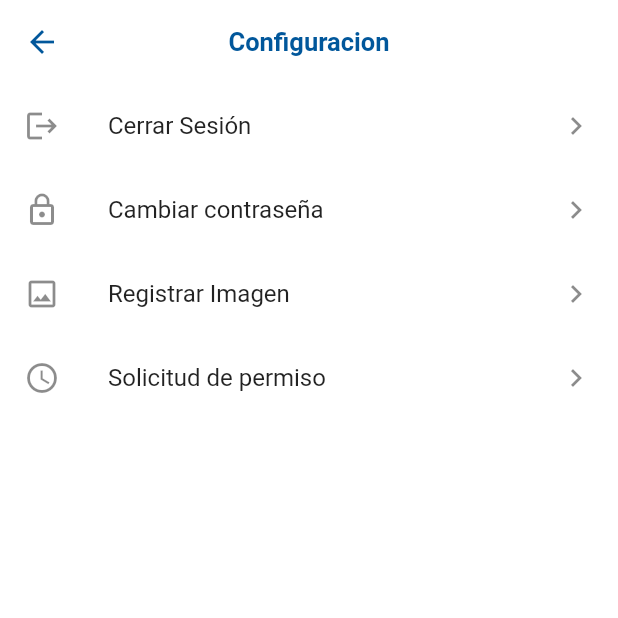
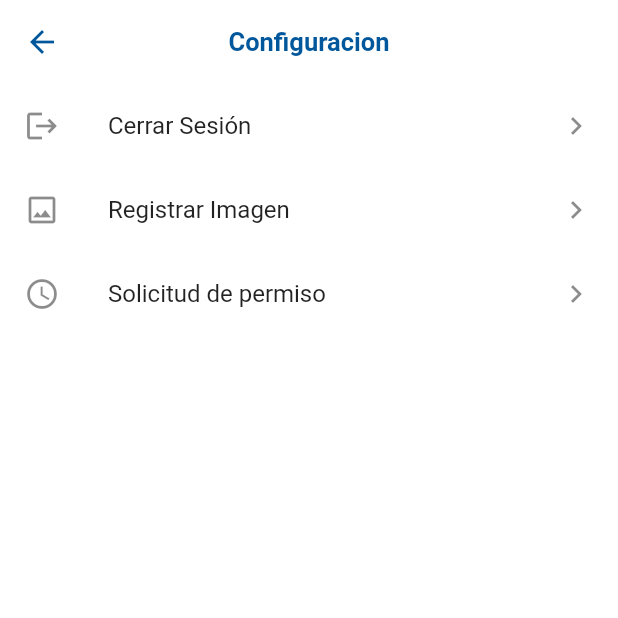
Before and after one commit to daniel12905461/asistenica_app, a Flutter app: the ConfiguracionScreen screen opened directly, on a phone screen of 412 x 824 dp, the top half of it. Run offline on Flutter 3.47's test engine with Material 2 defaults, Android fonts, the phone set to English and light mode, and no system bars; our stand-ins replace flutter_secure_storage, geolocator, image_picker, shared_preferences, socket_io_client; missing offline and left inert: flutter_secure_storage_web, image_picker_for_web, shared_preferences_web; accounts and stored records are empty.

Commit message:
cambios de daniel 2-9-2024

```diff
--- a/lib/models/dia.dart
+++ b/lib/models/dia.dart
@@ -10,10 +10,11 @@ class Dia {
         this.horaFinReseso,
         this.horaFin,
         this.idFuncionarios,
-        this.idMes
+        this.idMes,
+        this.aprobado
     });
 
-    String? id;
+    dynamic id;
     String? nombre;
     int? numero;
     dynamic estado;
@@ -24,6 +25,7 @@ class Dia {
     dynamic horaFin;
     dynamic idFuncionarios;
     dynamic idMes;
+    dynamic aprobado;
 
     factory Dia.fromMap(Map<String, dynamic> json) => Dia(
         id: json["id"],
@@ -36,7 +38,8 @@ class Dia {
         horaFinReseso: json["hora_fin_reseso"],
         horaFin: json["hora_fin"],
         idFuncionarios: json["id_funcionarios"],
-        idMes: json["id_mes"]
+        idMes: json["id_mes"],
+        aprobado: json["aprobado"]
     );
 
     Map<String, dynamic> toMap() => {
@@ -50,7 +53,8 @@ class Dia {
         "hora_fin_reseso": horaFinReseso,
         "hora_fin": horaFin,
         "id_funcionarios": idFuncionarios,
-        "id_mes": idMes
+        "id_mes": idMes,
+        "aprobado": aprobado
     };
 
 }
--- a/lib/screens/configuracion_screen.dart
+++ b/lib/screens/configuracion_screen.dart
@@ -73,16 +73,16 @@ class ConfiguracionScreen extends StatelessWidget {
                   );
                 },
               ),
-              ListTile(
-                title: Text('Cambiar contraseña'),
-                // subtitle: Text('cambiar la contraseña de su cuenta'),
-                leading: Icon(Icons.lock_outline),
-                trailing: Icon(Icons.keyboard_arrow_right_outlined),
-                onTap: (){
-                  // print('sdfsdf');
-                  Navigator.pushNamed(context, 'change');
-                },
-              ),
+              // ListTile(
+              //   title: Text('Cambiar contraseña'),
+              //   // subtitle: Text('cambiar la contraseña de su cuenta'),
+              //   leading: Icon(Icons.lock_outline),
+              //   trailing: Icon(Icons.keyboard_arrow_right_outlined),
+              //   onTap: (){
+              //     // print('sdfsdf');
+              //     Navigator.pushNamed(context, 'change');
+              //   },
+              // ),
               ListTile(
                 title: Text('Registrar Imagen'),
                 // subtitle: Text('cambiar la contraseña de su cuenta'),
```
Also changed, not shown: lib/screens/asistencia_screen.dart (+24 -1 lines), lib/widgets/dia_card.dart (+23 -2 lines).
